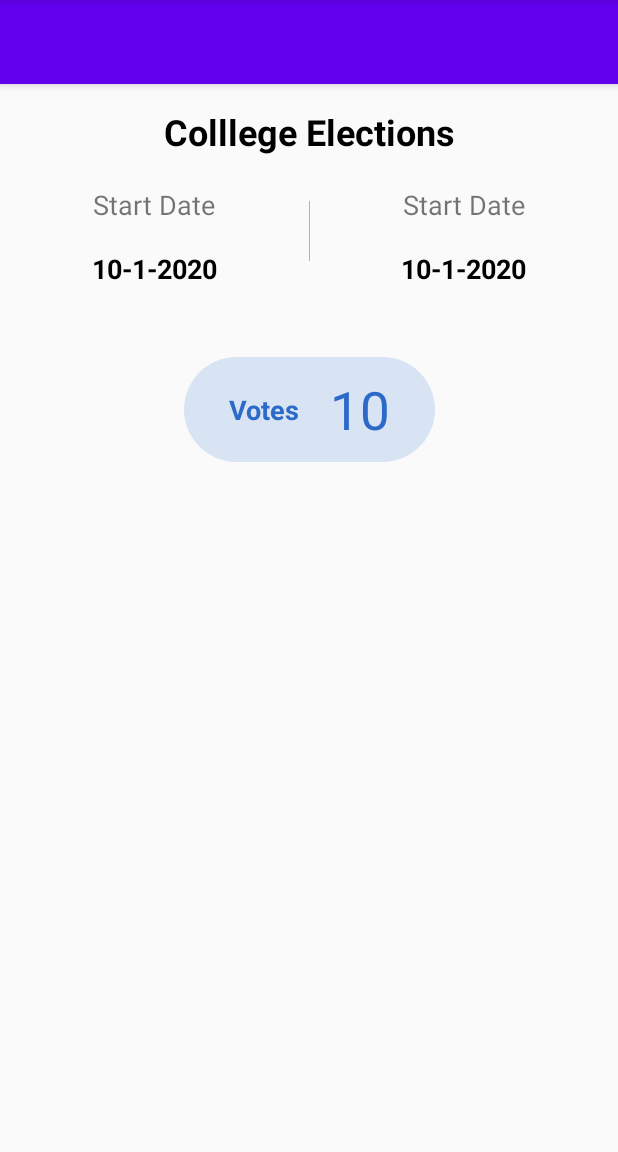
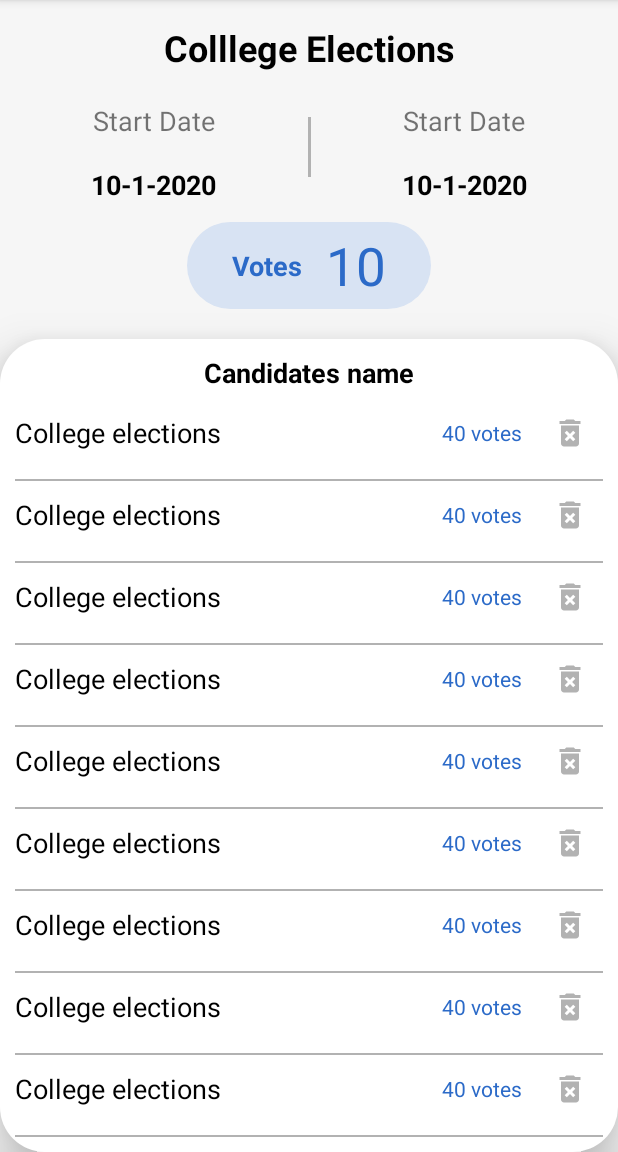
Before and after one commit to prince-09/Agora_android, an Android app: the Electiondetail screen opened directly, with no data from a screen before it, on a phone screen of 412 x 824 dp, the part 84-1236 px from its top. Run offline under Robolectric (Android 15) with nearby library versions, the phone set to English and light mode, and no system bars; 1 statement that could not run was skipped.

Commit message:
more pages added

```diff
--- a/app/src/main/java/com/example/agora/Electiondetail.kt
+++ b/app/src/main/java/com/example/agora/Electiondetail.kt
@@ -2,11 +2,37 @@ package com.example.agora
 
 import androidx.appcompat.app.AppCompatActivity
 import android.os.Bundle
+import androidx.recyclerview.widget.LinearLayoutManager
+import androidx.recyclerview.widget.RecyclerView
 
 class Electiondetail : AppCompatActivity() {
+    lateinit var recycler: RecyclerView
 
     override fun onCreate(savedInstanceState: Bundle?) {
         super.onCreate(savedInstanceState)
         setContentView(R.layout.activity_electiondetail)
+        recycler = findViewById(R.id.recycleradd)
+        recycler.layoutManager = LinearLayoutManager(this, RecyclerView.VERTICAL, false)
+
+        //crating an arraylist to store users using the data class user
+        val users = ArrayList<String>()
+        users.add("College elections")
+        users.add("College elections")
+        users.add("College elections")
+        users.add("College elections")
+        users.add("College elections")
+        users.add("College elections")
+        users.add("College elections")
+        users.add("College elections")
+        users.add("College elections")
+        users.add("College elections")
+        users.add("College elections")
+        users.add("College elections")
+
+        //creating our adapter
+        val adapter = electiondetailAdapter(users,this)
+
+        //now adding the adapter to recyclerview
+        recycler.adapter = adapter
     }
 }
--- /dev/null
+++ b/app/src/main/java/com/example/agora/electiondetailAdapter.java
@@ -0,0 +1,52 @@
+package com.example.agora;
+
+import android.content.Context;
+import android.view.LayoutInflater;
+import android.view.View;
+import android.view.ViewGroup;
+import android.widget.ImageView;
+import android.widget.TextView;
+
+import androidx.annotation.NonNull;
+import androidx.annotation.StringRes;
+import androidx.recyclerview.widget.RecyclerView;
+
+import java.util.List;
+
+public class electiondetailAdapter extends RecyclerView.Adapter<electiondetailAdapter.myview> {
+    List<String> strings;
+    Context context;
+
+    public electiondetailAdapter(List<String> strings, Context context) {
+        this.strings = strings;
+        this.context = context;
+    }
+
+    @NonNull
+    @Override
+    public myview onCreateViewHolder(@NonNull ViewGroup parent, int viewType) {
+        View view = LayoutInflater.from(parent.getContext()).inflate(R.layout.candidatenamee,parent,false);
+        return new electiondetailAdapter.myview(view);
+    }
+
+    @Override
+    public void onBindViewHolder(@NonNull myview holder, int position) {
+        holder.name.setText(strings.get(position));
+    }
+
+    @Override
+    public int getItemCount() {
+        return strings.size();
+    }
+
+    class myview extends RecyclerView.ViewHolder{
+        TextView name,noofvotes;
+        ImageView delete;
+        public myview(@NonNull View itemView) {
+            super(itemView);
+            name=itemView.findViewById(R.id.name);
+            noofvotes=itemView.findViewById(R.id.numberofvotes);
+            delete=itemView.findViewById(R.id.numberofvotes);
+        }
+    }
+}
--- /dev/null
+++ b/app/src/main/res/drawable/election_card.xml
@@ -0,0 +1,12 @@
+<?xml version="1.0" encoding="utf-8"?>
+<selector xmlns:android="http://schemas.android.com/apk/res/android">
+    <item>
+        <shape
+            android:shape="rectangle">
+            <corners
+                android:radius="30dp"></corners>
+            <solid
+                android:color="#ffffff"></solid>
+        </shape>
+    </item>
+</selector>
--- a/app/src/main/res/drawable/toolbar_bg.xml
+++ b/app/src/main/res/drawable/toolbar_bg.xml
@@ -2,7 +2,7 @@
 <shape xmlns:android="http://schemas.android.com/apk/res/android" android:shape="rectangle" >
 
     <gradient
-        android:angle="90"
+        android:angle="180"
         android:centerColor="#108B64"
         android:endColor="#108B64"
         android:startColor="#1EC690"
--- a/app/src/main/res/layout/activity_electiondetail.xml
+++ b/app/src/main/res/layout/activity_electiondetail.xml
@@ -3,48 +3,11 @@
     xmlns:app="http://schemas.android.com/apk/res-auto"
     xmlns:tools="http://schemas.android.com/tools"
     android:layout_width="match_parent"
+    android:background="#f6f6f6"
     android:layout_height="match_parent"
     tools:context=".Electiondetail">
 
-    <com.google.android.material.appbar.AppBarLayout
-        android:id="@+id/appBar"
-        android:layout_width="match_parent"
-        android:layout_height="wrap_content"
-        app:layout_constraintStart_toStartOf="parent"
-        app:layout_constraintTop_toTopOf="parent">
 
-        <androidx.appcompat.widget.Toolbar
-            android:id="@+id/toolbar"
-            android:layout_width="match_parent"
-            android:layout_height="wrap_content"
-            android:gravity="center_horizontal"
-            android:minHeight="?attr/actionBarSize"
-            app:titleTextColor="@android:color/black">
-
-            <androidx.appcompat.widget.AppCompatImageView
-                android:id="@+id/settings"
-                android:layout_width="27dp"
-                android:layout_height="27dp"
-                android:layout_gravity="start"
-                android:visibility="gone" />
-
-            <ImageView
-                android:layout_width="wrap_content"
-                android:layout_height="wrap_content"
-                android:layout_gravity="center_horizontal"
-                android:textSize="18sp"></ImageView>
-
-            <androidx.appcompat.widget.AppCompatImageView
-                android:id="@+id/goldmedal"
-                android:layout_width="50dp"
-                android:layout_height="50dp"
-                android:layout_gravity="end"
-                android:padding="12dp" />
-
-
-        </androidx.appcompat.widget.Toolbar>
-
-    </com.google.android.material.appbar.AppBarLayout>
 
     <TextView
         android:id="@+id/textView25"
@@ -57,7 +20,7 @@
         android:textStyle="bold"
         app:layout_constraintEnd_toEndOf="parent"
         app:layout_constraintStart_toStartOf="parent"
-        app:layout_constraintTop_toBottomOf="@+id/appBar"></TextView>
+        app:layout_constraintTop_toTopOf="parent"></TextView>
 
     <TextView
         android:id="@+id/textView26"
@@ -86,7 +49,7 @@
 
     <androidx.constraintlayout.widget.ConstraintLayout
         android:id="@+id/constraintLayout"
-        android:layout_width="0.5dp"
+        android:layout_width="2dp"
         android:layout_height="40dp"
         android:layout_marginTop="30dp"
         android:background="#b2b2b2"
@@ -119,14 +82,16 @@
         app:layout_constraintTop_toBottomOf="@+id/textView27"></TextView>
 
     <androidx.constraintlayout.widget.ConstraintLayout
+        android:id="@+id/constraintLayout2"
         android:layout_width="wrap_content"
         android:layout_height="wrap_content"
-        android:layout_marginTop="64dp"
+        android:layout_marginTop="30dp"
+        android:background="@drawable/votes_bg"
         android:orientation="horizontal"
+        android:paddingHorizontal="30dp"
+        android:paddingVertical="5dp"
         app:layout_constraintEnd_toEndOf="parent"
-        android:paddingHorizontal="30dp"
-        android:background="@drawable/votes_bg"
-        android:paddingVertical="11dp"
+        app:layout_constraintBottom_toTopOf="@+id/constarint"
         app:layout_constraintStart_toStartOf="parent"
         app:layout_constraintTop_toBottomOf="@+id/constraintLayout">
 
@@ -134,21 +99,21 @@
             android:id="@+id/textView29"
             android:layout_width="wrap_content"
             android:layout_height="wrap_content"
+            android:layout_marginEnd="15dp"
             android:text="Votes"
             android:textColor="#2B6AC8"
             android:textSize="18sp"
             android:textStyle="bold"
-            android:layout_marginEnd="20dp"
+            app:layout_constraintBottom_toBottomOf="parent"
             app:layout_constraintEnd_toStartOf="@+id/textView30"
-            app:layout_constraintBottom_toBottomOf="parent"
             app:layout_constraintStart_toStartOf="parent"
             app:layout_constraintTop_toTopOf="parent"></TextView>
 
         <TextView
+            android:id="@+id/textView30"
             android:layout_width="wrap_content"
             android:layout_height="wrap_content"
             android:text="10"
-            android:id="@+id/textView30"
             android:textColor="#2B6AC8"
             android:textSize="35sp"
             app:layout_constraintBottom_toBottomOf="parent"
@@ -157,4 +122,43 @@
             app:layout_constraintTop_toTopOf="parent"></TextView>
     </androidx.constraintlayout.widget.ConstraintLayout>
 
+    <androidx.constraintlayout.widget.ConstraintLayout
+        android:id="@+id/constarint"
+        android:layout_width="match_parent"
+        android:layout_height="0dp"
+        android:layout_marginTop="20dp"
+        android:background="@drawable/election_card"
+        android:elevation="20dp"
+        app:layout_constrainedHeight="true"
+        app:layout_constraintBottom_toBottomOf="parent"
+        app:layout_constraintEnd_toEndOf="parent"
+        app:layout_constraintHeight_default="spread"
+        app:layout_constraintStart_toStartOf="parent"
+        app:layout_constraintTop_toBottomOf="@+id/constraintLayout2"
+        app:layout_constraintWidth_default="wrap">
+
+        <TextView
+            android:id="@+id/textView20"
+            android:layout_width="wrap_content"
+            android:layout_height="wrap_content"
+            android:layout_marginTop="10dp"
+            android:text="Candidates name"
+            android:textColor="#000000"
+            android:textSize="18sp"
+            android:textStyle="bold"
+            app:layout_constraintEnd_toEndOf="parent"
+
+            app:layout_constraintStart_toStartOf="parent"
+            app:layout_constraintTop_toTopOf="parent"></TextView>
+
+        <androidx.recyclerview.widget.RecyclerView
+            android:id="@+id/recycleradd"
+            android:layout_width="match_parent"
+            android:layout_marginTop="5dp"
+            android:layout_height="wrap_content"
+            app:layout_constraintEnd_toEndOf="parent"
+            app:layout_constraintStart_toStartOf="parent"
+            app:layout_constraintTop_toBottomOf="@+id/textView20"></androidx.recyclerview.widget.RecyclerView>
+    </androidx.constraintlayout.widget.ConstraintLayout>
+
 </androidx.constraintlayout.widget.ConstraintLayout>
--- a/app/src/main/res/layout/add_name_item.xml
+++ b/app/src/main/res/layout/add_name_item.xml
@@ -5,16 +5,18 @@
     xmlns:tools="http://schemas.android.com/tools"
     android:layout_width="match_parent"
     android:paddingHorizontal="25dp"
+    android:background="#ffffff"
     android:paddingVertical="17dp"
+    android:layout_marginBottom="12dp"
     android:layout_height="wrap_content">
 
     <TextView
-        android:id="@+id/textView24"
+        android:id="@+id/candidate"
         android:layout_width="wrap_content"
         android:layout_height="wrap_content"
         android:text="Charles"
         android:textColor="#000000"
-        android:textSize="24sp"
+        android:textSize="18sp"
         android:textStyle="bold"
         app:layout_constraintBottom_toBottomOf="parent"
         app:layout_constraintStart_toStartOf="parent"
--- /dev/null
+++ b/app/src/main/res/layout/candidatenamee.xml
@@ -0,0 +1,53 @@
+<?xml version="1.0" encoding="utf-8"?>
+<androidx.constraintlayout.widget.ConstraintLayout
+    xmlns:android="http://schemas.android.com/apk/res/android"
+    xmlns:app="http://schemas.android.com/apk/res-auto"
+    xmlns:tools="http://schemas.android.com/tools"
+    android:layout_width="match_parent"
+    android:paddingTop="10dp"
+    android:paddingHorizontal="10dp"
+    android:layout_height="wrap_content">
+
+    <TextView
+        android:id="@+id/name"
+        android:layout_width="wrap_content"
+        android:layout_height="wrap_content"
+        android:text="John due"
+        android:textColor="#000000"
+        android:textSize="18sp"
+        app:layout_constraintBottom_toBottomOf="parent"
+        android:layout_marginBottom="20dp"
+        app:layout_constraintStart_toStartOf="parent"
+        app:layout_constraintTop_toTopOf="parent"></TextView>
+
+    <TextView
+        android:id="@+id/numberofvotes"
+        android:layout_width="wrap_content"
+        android:layout_height="wrap_content"
+        android:text="40 votes"
+        android:textColor="#2B6AC8"
+        android:layout_marginEnd="20dp"
+        app:layout_constraintBottom_toBottomOf="parent"
+        android:layout_marginBottom="20dp"
+        app:layout_constraintEnd_toStartOf="@+id/delete"
+        app:layout_constraintTop_toTopOf="parent"></TextView>
+
+    <ImageView
+        android:id="@+id/delete"
+        android:layout_width="wrap_content"
+        android:layout_height="wrap_content"
+        android:layout_marginBottom="20dp"
+        android:layout_marginEnd="10dp"
+        android:src="@drawable/ic_delete_forever_black_24dp"
+        app:layout_constraintBottom_toBottomOf="parent"
+        app:layout_constraintEnd_toEndOf="parent"
+        app:layout_constraintTop_toTopOf="parent"></ImageView>
+
+    <androidx.constraintlayout.widget.ConstraintLayout
+        android:layout_width="match_parent"
+        android:layout_height="1dp"
+        android:background="#b2b2b2"
+        app:layout_constraintBottom_toBottomOf="parent"
+        app:layout_constraintEnd_toEndOf="parent"
+        app:layout_constraintStart_toStartOf="parent"></androidx.constraintlayout.widget.ConstraintLayout>
+</androidx.constraintlayout.widget.ConstraintLayout>
--- a/app/src/main/res/layout/content_main.xml
+++ b/app/src/main/res/layout/content_main.xml
@@ -14,7 +14,7 @@
             android:id="@+id/toolbar"
             android:layout_width="match_parent"
             android:layout_height="?attr/actionBarSize"
-            android:background="?attr/colorPrimary"
+            android:background="@drawable/toolbar_bg"
             app:popupTheme="@style/ThemeOverlay.AppCompat.Light">
             <LinearLayout
                 android:layout_width="match_parent"
```
Also changed, not shown: app/src/main/AndroidManifest.xml (+6 -6 lines), app/src/main/java/com/example/agora/AdapterView.java (+7 -0 lines), app/src/main/java/com/example/agora/AddAdapter.java (added, +47 -0 lines), app/src/main/java/com/example/agora/AddCandidates.kt (+20 -0 lines), app/src/main/java/com/example/agora/MainActivity.java (+7 -6 lines), app/src/main/java/com/example/agora/ShareApp.kt (added, +17 -0 lines), app/src/main/res/layout/activity_add_candidates.xml (+15 -52 lines), app/src/main/res/layout/activity_share_app.xml (added, +50 -0 lines), app/src/main/res/drawable/sharelink.png (added), app/src/main/res/drawable/sharelnk.png (added).
